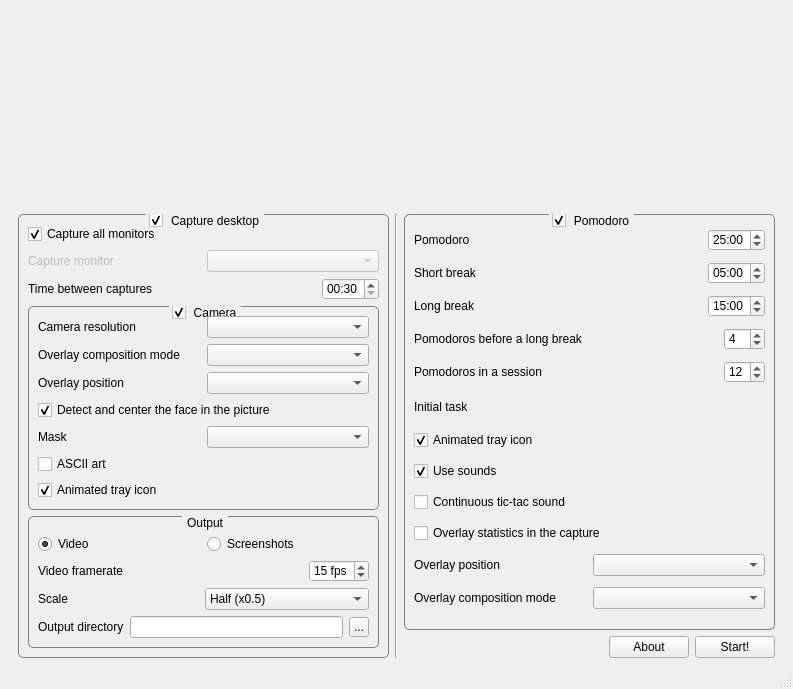
Above: MainWindow.ui from FelixdelasPozas/pomodorotimelapse before the change. Below: the same form after it.
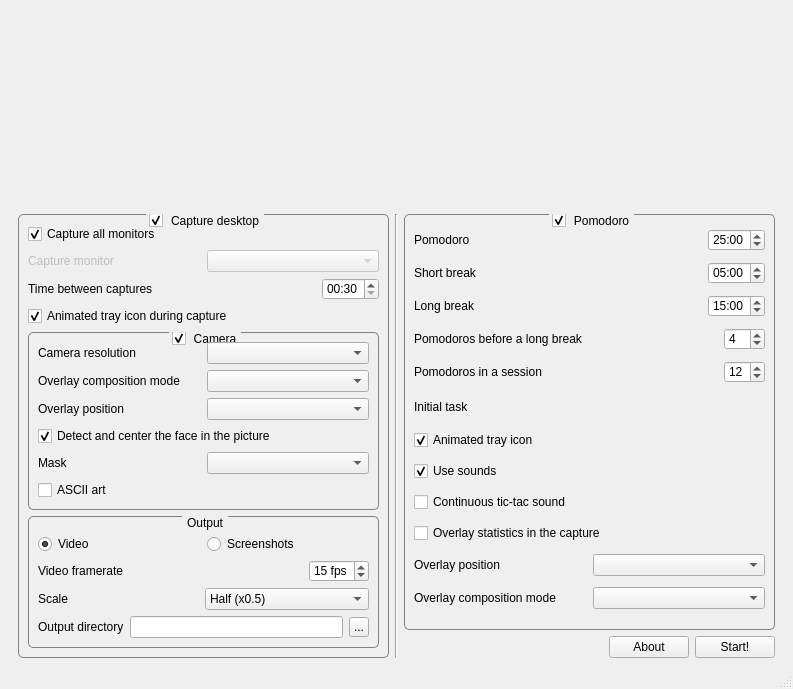
That is the form after the change. Icons and pictures are not drawn.

Commit message: Updated readme.md with program screenshots. The capture animate tray icon option should be in the capture group, not in the camera group in the main UI.

Patch:
```diff
--- a/MainWindow.ui
+++ b/MainWindow.ui
@@ -179,6 +179,19 @@
             </item>
            </layout>
           </item>
+          <item>
+           <widget class="QCheckBox" name="m_screenshotAnimateTray">
+            <property name="toolTip">
+             <string>Animate the tray icon when doing a capture.</string>
+            </property>
+            <property name="text">
+             <string>Animated tray icon during capture</string>
+            </property>
+            <property name="checked">
+             <bool>true</bool>
+            </property>
+           </widget>
+          </item>
           <item>
            <widget class="QGroupBox" name="m_cameraEnabled">
             <property name="title">
@@ -304,19 +317,6 @@
                </property>
               </widget>
              </item>
-             <item>
-              <widget class="QCheckBox" name="m_screenshotAnimateTray">
-               <property name="toolTip">
-                <string>Animate the tray icon when doing a capture.</string>
-               </property>
-               <property name="text">
-                <string>Animated tray icon</string>
-               </property>
-               <property name="checked">
-                <bool>true</bool>
-               </property>
-              </widget>
-             </item>
             </layout>
            </widget>
           </item>
```
The commit also changes 3 other files.
